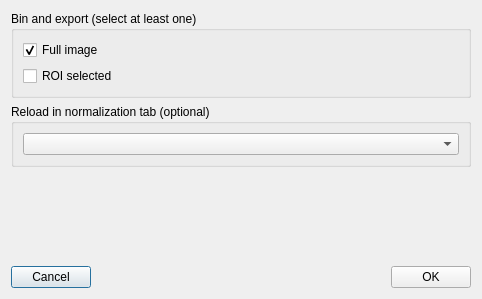
Above: src/ibeatles/ui/ui_tof_bin_export.ui from ornlneutronimaging/iBeatles before the change. Below: the same form after it.
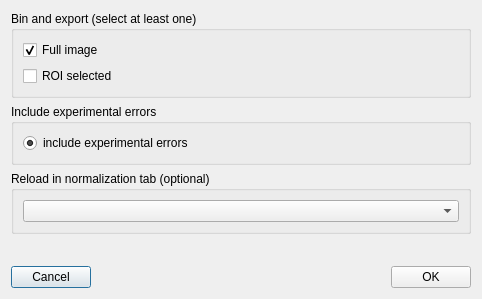
That is the form after the change.

Patch:
```diff
--- a/src/ibeatles/ui/ui_tof_bin_export.ui
+++ b/src/ibeatles/ui/ui_tof_bin_export.ui
@@ -43,6 +43,25 @@
      </layout>
     </widget>
    </item>
+   <item>
+    <widget class="QGroupBox" name="groupBox_2">
+     <property name="title">
+      <string>Include experimental errors</string>
+     </property>
+     <layout class="QVBoxLayout" name="verticalLayout_3">
+      <item>
+       <widget class="QRadioButton" name="use_experimental_errors_radioButton">
+        <property name="text">
+         <string>include experimental errors</string>
+        </property>
+        <property name="checked">
+         <bool>true</bool>
+        </property>
+       </widget>
+      </item>
+     </layout>
+    </widget>
+   </item>
    <item>
     <widget class="QGroupBox" name="reload_groupBox">
      <property name="title">
```
